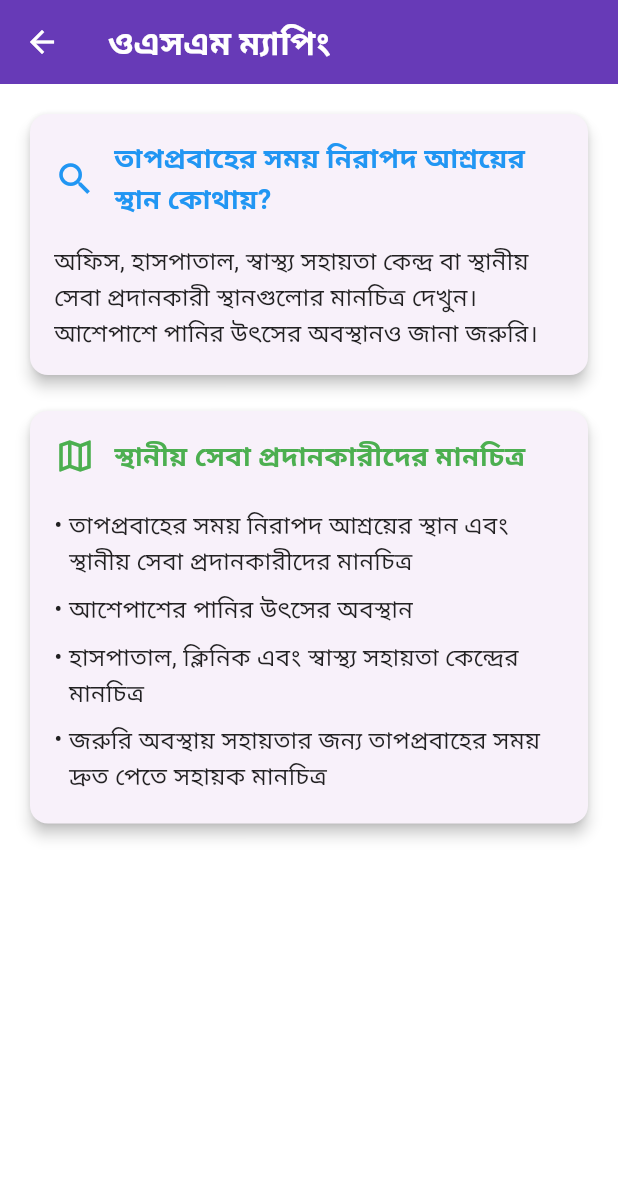
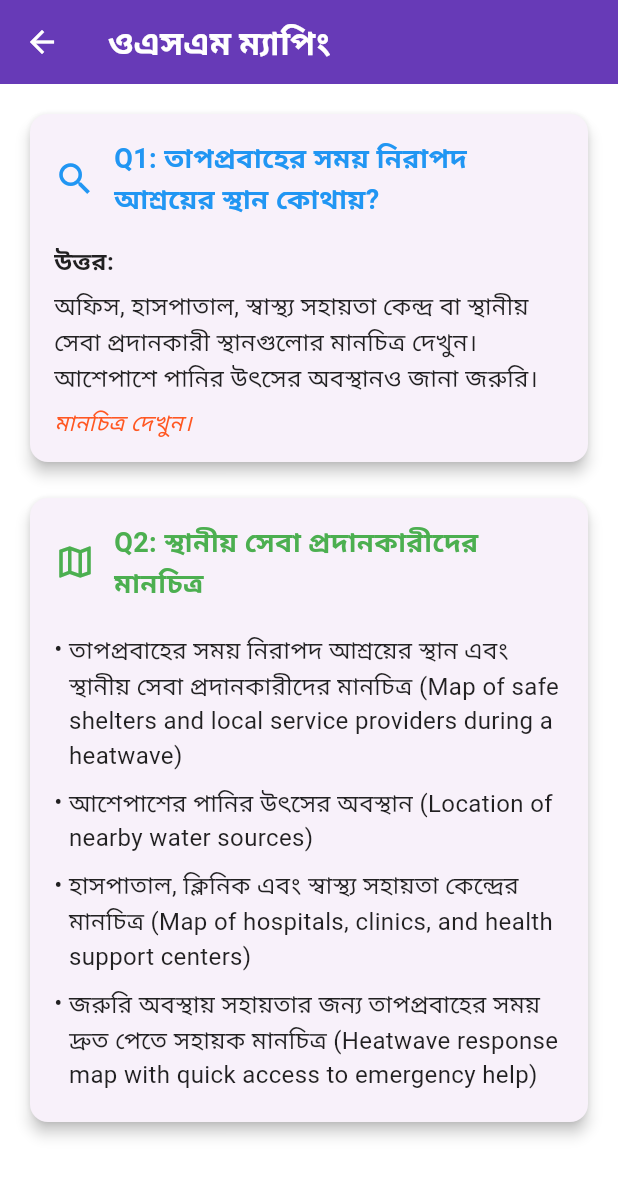
Before and after one commit to abuubaida921/taposurakkha, a Flutter app: the OsmMappingView screen opened by its route, on a phone screen of 412 x 824 dp. Shown: the top 1177 px of the screen. Run offline on Flutter 3.47's test engine with Material 3 defaults, Android fonts, the phone set to English and light mode, and no system bars; our stand-ins replace fluttertoast, get, shared_preferences; accounts and stored records are empty.

Commit message:
Some modification in sm mapping

```diff
--- a/lib/modules/heatwave_info/osm_mapping_view.dart
+++ b/lib/modules/heatwave_info/osm_mapping_view.dart
@@ -16,29 +16,39 @@ class OsmMappingView extends StatelessWidget {
         padding: const EdgeInsets.all(16.0),
         child: Column(
           children: [
-            // Safe Shelters Card
+            // Q1 Card
             _buildInfoCard(
-              title: 'তাপপ্রবাহের সময় নিরাপদ আশ্রয়ের স্থান কোথায়?', // Where Can You Find Safe Shelters?
+              title: 'Q1: তাপপ্রবাহের সময় নিরাপদ আশ্রয়ের স্থান কোথায়?',
               icon: Icons.search,
               color: Colors.blue,
               children: const [
                 Text(
+                  'উত্তর:',
+                  style: TextStyle(fontWeight: FontWeight.bold, fontSize: 16),
+                ),
+                SizedBox(height: 6),
+                Text(
                   'অফিস, হাসপাতাল, স্বাস্থ্য সহায়তা কেন্দ্র বা স্থানীয় সেবা প্রদানকারী স্থানগুলোর মানচিত্র দেখুন। আশেপাশে পানির উৎসের অবস্থানও জানা জরুরি।',
                   style: TextStyle(fontSize: 16),
+                ),
+                SizedBox(height: 6),
+                Text(
+                  'মানচিত্র দেখুন।',
+                  style: TextStyle(fontStyle: FontStyle.italic, fontSize: 15, color: Colors.deepOrange),
                 ),
               ],
             ),
             const SizedBox(height: 16),
-            // Map Content Card
+            // Q2 Card
             _buildInfoCard(
-              title: 'স্থানীয় সেবা প্রদানকারীদের মানচিত্র', // Map of Local Service Providers
+              title: 'Q2: স্থানীয় সেবা প্রদানকারীদের মানচিত্র',
               icon: Icons.map_outlined,
               color: Colors.green,
               children: [
-                _buildBulletPoint('তাপপ্রবাহের সময় নিরাপদ আশ্রয়ের স্থান এবং স্থানীয় সেবা প্রদানকারীদের মানচিত্র'),
-                _buildBulletPoint('আশেপাশের পানির উৎসের অবস্থান'),
-                _buildBulletPoint('হাসপাতাল, ক্লিনিক এবং স্বাস্থ্য সহায়তা কেন্দ্রের মানচিত্র'),
-                _buildBulletPoint('জরুরি অবস্থায় সহায়তার জন্য তাপপ্রবাহের সময় দ্রুত পেতে সহায়ক মানচিত্র'),
+                _buildBulletPoint('তাপপ্রবাহের সময় নিরাপদ আশ্রয়ের স্থান এবং স্থানীয় সেবা প্রদানকারীদের মানচিত্র (Map of safe shelters and local service providers during a heatwave)'),
+                _buildBulletPoint('আশেপাশের পানির উৎসের অবস্থান (Location of nearby water sources)'),
+                _buildBulletPoint('হাসপাতাল, ক্লিনিক এবং স্বাস্থ্য সহায়তা কেন্দ্রের মানচিত্র (Map of hospitals, clinics, and health support centers)'),
+                _buildBulletPoint('জরুরি অবস্থায় সহায়তার জন্য তাপপ্রবাহের সময় দ্রুত পেতে সহায়ক মানচিত্র (Heatwave response map with quick access to emergency help)'),
               ],
             ),
           ],
```
